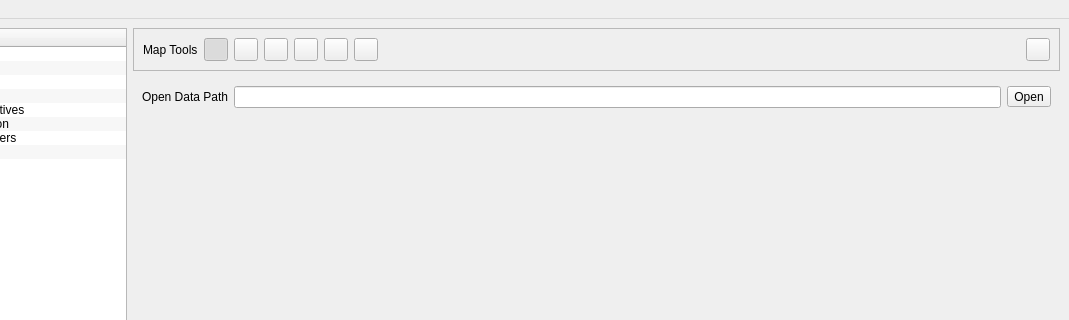
Before: the Qt Designer form irs/src/gui/wfipsmainwindow.ui in firelab/wfips, drawn with Qt 5; both pictures show x 138 to 1207 and y 0 to 320 of the 1207 by 806 pixel window.
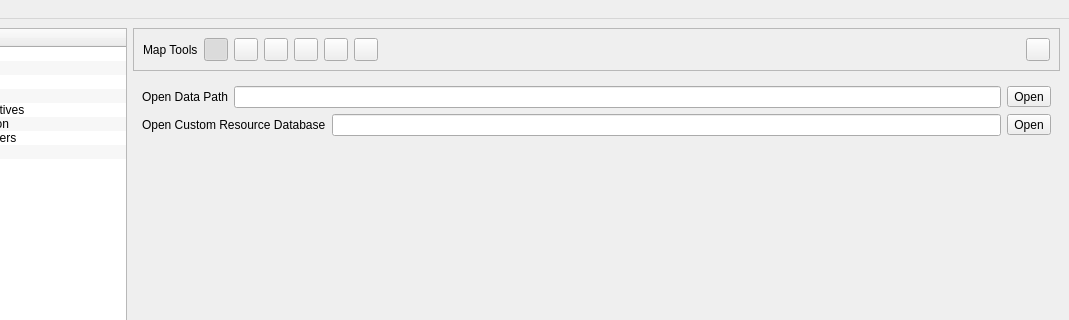
After: the same form once the commit is applied. The open tabs and pages were chosen to show the change.

Commit message: fix some read only line edits, add resource load widgets

Patch:
```diff
--- a/irs/src/gui/wfipsmainwindow.ui
+++ b/irs/src/gui/wfipsmainwindow.ui
@@ -352,6 +352,34 @@
             </item>
            </layout>
           </item>
+          <item>
+           <layout class="QHBoxLayout" name="horizontalLayout_33">
+            <item>
+             <widget class="QLabel" name="label_6">
+              <property name="text">
+               <string>Open Custom Resource Database</string>
+              </property>
+             </widget>
+            </item>
+            <item>
+             <widget class="QLineEdit" name="lineEdit">
+              <property name="readOnly">
+               <bool>true</bool>
+              </property>
+             </widget>
+            </item>
+            <item>
+             <widget class="QToolButton" name="openCustomRescButton">
+              <property name="toolTip">
+               <string>Open the main path for WFIPS</string>
+              </property>
+              <property name="text">
+               <string>Open</string>
+              </property>
+             </widget>
+            </item>
+           </layout>
+          </item>
           <item>
            <spacer name="verticalSpacer_7">
             <property name="orientation">
```
Left out of the diff: 26 changed lines with no effect on the pictures.
